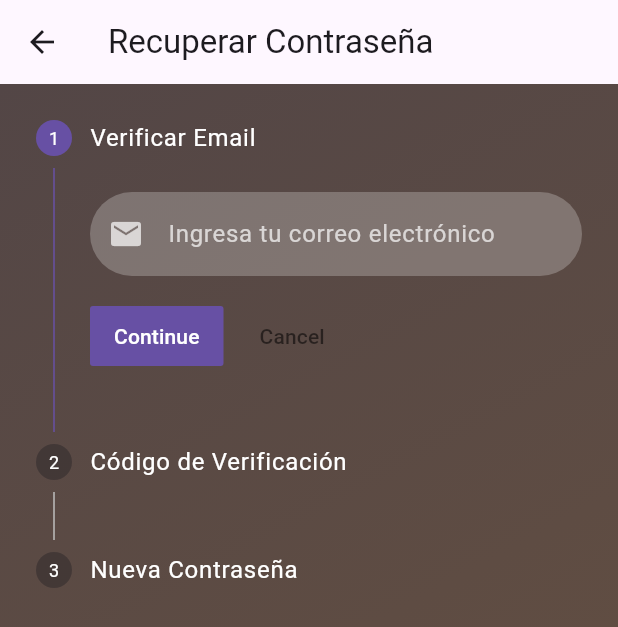
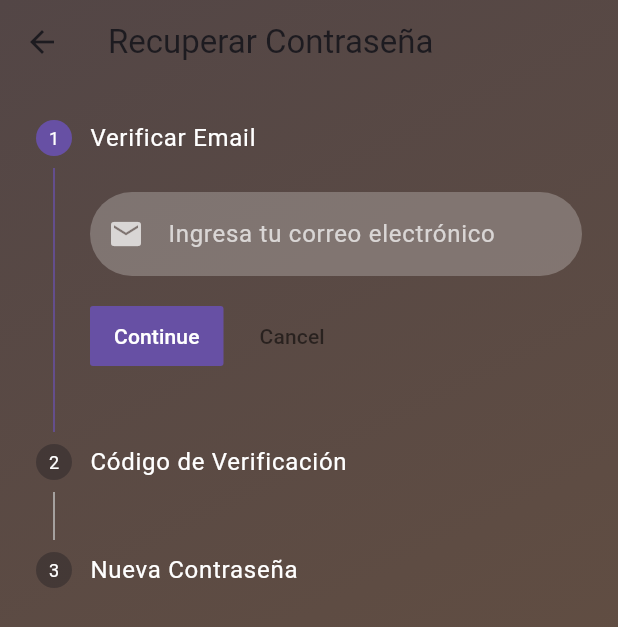
Before and after one commit to Ipeross/Examen_Moviles_Feast_Fit_IPO, a Flutter app: the ForgotPasswordScreen screen opened directly, on a phone screen of 412 x 824 dp. Shown: the top 627 px of the screen. Run offline on Flutter 3.47's test engine with Material 3 defaults, Android fonts, the phone set to English and light mode, and no system bars.

Commit message:
I implement the widgets in the code and upgrade the screen style

```diff
--- a/lib/screens/forgot_password_screen.dart
+++ b/lib/screens/forgot_password_screen.dart
@@ -20,9 +20,6 @@ class _ForgotPasswordScreenState extends State<ForgotPasswordScreen> {
   @override
   Widget build(BuildContext context) {
     return Scaffold(
-      appBar: AppBar(
-        title: const Text('Recuperar Contraseña'),
-      ),
       body: Container(
         width: double.infinity,
         height: double.infinity,
@@ -39,8 +36,15 @@ class _ForgotPasswordScreenState extends State<ForgotPasswordScreen> {
         child: SafeArea(
           child: Column(
             children: [
+              AppBar(
+                title: const Text('Recuperar Contraseña'),
+                backgroundColor: Colors.transparent,
+                elevation: 0,
+              ),
               Expanded(
                 child: Stepper(
+                  type: StepperType.vertical,
+                  physics: const ClampingScrollPhysics(),
                   currentStep: _currentStep,
                   onStepContinue: () {
                     if (_currentStep < 2) {
@@ -67,60 +71,20 @@ class _ForgotPasswordScreenState extends State<ForgotPasswordScreen> {
                   steps: [
                     Step(
                       title: const Text('Verificar Email', style: TextStyle(color: Colors.white)),
-                      content: Form(
-                        key: _formKey,
-                        child: TextFormField(
-                          controller: _emailController,
-                          decoration: InputDecoration(
-                            hintText: 'Ingresa tu correo electrónico',
-                            prefixIcon: const Icon(Icons.email, color: Colors.white70),
-                            filled: true,
-                            fillColor: Colors.white24,
-                            border: OutlineInputBorder(
-                              borderRadius: BorderRadius.circular(30),
-                              borderSide: BorderSide.none,
-                            ),
-                            hintStyle: const TextStyle(color: Colors.white70),
-                          ),
-                          style: const TextStyle(color: Colors.white),
-                          validator: (value) {
-                            if (value == null || value.isEmpty) {
-                              return 'Por favor ingresa tu correo';
-                            }
-                            if (!value.contains('@')) {
-                              return 'Ingresa un correo válido';
-                            }
-                            return null;
-                          },
-                        ),
-                      ),
+                      content: _buildTextField(_emailController, 'Ingresa tu correo electrónico', Icons.email),
                       isActive: _currentStep >= 0,
                     ),
                     Step(
                       title: const Text('Código de Verificación', style: TextStyle(color: Colors.white)),
                       content: Column(
+                        crossAxisAlignment: CrossAxisAlignment.start,
                         children: [
                           const Text(
                             'Te hemos enviado un código de verificación a tu correo electrónico',
                             style: TextStyle(color: Colors.white70),
                           ),
-                          const SizedBox(height: 20),
-                          TextFormField(
-                            controller: _codeController,
-                            decoration: InputDecoration(
-                              hintText: 'Ingresa el código',
-                              prefixIcon: const Icon(Icons.lock_clock, color: Colors.white70),
-                              filled: true,
-                              fillColor: Colors.white24,
-                              border: OutlineInputBorder(
-                                borderRadius: BorderRadius.circular(30),
-                                borderSide: BorderSide.none,
-                              ),
-                              hintStyle: const TextStyle(color: Colors.white70),
-                            ),
-                            style: const TextStyle(color: Colors.white),
-                            keyboardType: TextInputType.number,
-                          ),
+                          const SizedBox(height: 15),
+                          _buildTextField(_codeController, 'Ingresa el código', Icons.lock_clock),
                         ],
                       ),
                       isActive: _currentStep >= 1,
@@ -129,61 +93,17 @@ class _ForgotPasswordScreenState extends State<ForgotPasswordScreen> {
                       title: const Text('Nueva Contraseña', style: TextStyle(color: Colors.white)),
                       content: Column(
                         children: [
-                          TextFormField(
-                            controller: _newPasswordController,
-                            obscureText: !_isPasswordVisible,
-                            decoration: InputDecoration(
-                              hintText: 'Nueva contraseña',
-                              prefixIcon: const Icon(Icons.lock, color: Colors.white70),
-                              suffixIcon: IconButton(
-                                icon: Icon(
-                                  _isPasswordVisible ? Icons.visibility_off : Icons.visibility,
-                                  color: Colors.white70,
-                                ),
-                                onPressed: () {
-                                  setState(() {
-                                    _isPasswordVisible = !_isPasswordVisible;
-                                  });
-                                },
-                              ),
-                              filled: true,
-                              fillColor: Colors.white24,
-                              border: OutlineInputBorder(
-                                borderRadius: BorderRadius.circular(30),
-                                borderSide: BorderSide.none,
-                              ),
-                              hintStyle: const TextStyle(color: Colors.white70),
-                            ),
-                            style: const TextStyle(color: Colors.white),
-                          ),
-                          const SizedBox(height: 20),
-                          TextFormField(
-                            controller: _confirmPasswordController,
-                            obscureText: !_isConfirmPasswordVisible,
-                            decoration: InputDecoration(
-                              hintText: 'Confirmar contraseña',
-                              prefixIcon: const Icon(Icons.lock_outline, color: Colors.white70),
-                              suffixIcon: IconButton(
-                                icon: Icon(
-                                  _isConfirmPasswordVisible ? Icons.visibility_off : Icons.visibility,
-                                  color: Colors.white70,
-                                ),
-                                onPressed: () {
-                                  setState(() {
-                                    _isConfirmPasswordVisible = !_isConfirmPasswordVisible;
-                                  });
-                                },
-                              ),
-                              filled: true,
-                              fillColor: Colors.white24,
-                              border: OutlineInputBorder(
-                                borderRadius: BorderRadius.circular(30),
-                                borderSide: BorderSide.none,
-                              ),
-                              hintStyle: const TextStyle(color: Colors.white70),
-                            ),
-                            style: const TextStyle(color: Colors.white),
-                          ),
+                          _buildPasswordField(_newPasswordController, 'Nueva contraseña', _isPasswordVisible, (visible) {
+                            setState(() {
+                              _isPasswordVisible = visible;
+                            });
+                          }),
+                          const SizedBox(height: 15),
+                          _buildPasswordField(_confirmPasswordController, 'Confirmar contraseña', _isConfirmPasswordVisible, (visible) {
+                            setState(() {
+                              _isConfirmPasswordVisible = visible;
+                            });
+                          }),
                         ],
                       ),
                       isActive: _currentStep >= 2,
@@ -217,7 +137,7 @@ class _ForgotPasswordScreenState extends State<ForgotPasswordScreen> {
     );
   }
 
-   Widget _buildPasswordField(TextEditingController controller, String hintText, bool isVisible, Function(bool) toggleVisibility) {
+  Widget _buildPasswordField(TextEditingController controller, String hintText, bool isVisible, Function(bool) toggleVisibility) {
     return TextFormField(
       controller: controller,
       obscureText: !isVisible,
```
